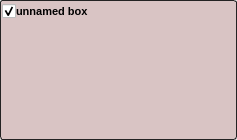
This is src/csapex/ui/box.ui in cogsys-tuebingen/csapex as Qt 5 draws it before an edit. The edited form follows.
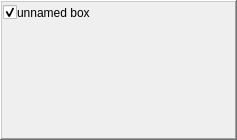
This is the edited form.

```diff
--- a/src/csapex/ui/box.ui
+++ b/src/csapex/ui/box.ui
@@ -22,42 +22,6 @@
    </property>
    <item>
     <widget class="QFrame" name="boxframe">
-     <property name="styleSheet">
-      <string notr="true">* {
-   font-size: 8pt;
-}
-
-QFrame#boxframe {
-	background-color: rgb(217, 196, 196);
-	border: 1px solid rgb(35, 35, 35);
-	border-radius: 3px;
-	outline-offset:5px;
-}
-QFrame#boxframe[content_minimized=&quot;true&quot;] {
-	background-color: rgb(238, 238, 238);
-}
-
-QFrame#boxframe[error=&quot;true&quot;] {
-	background-color: rgb(230, 50, 50);
-	border: 3px solid rgb(180, 0, 0);
-}
-
-QFrame#boxframe[warning=&quot;true&quot;] {
-	background-color: rgb(230, 180, 50);
-	border: 3px solid rgb(180, 60, 0);
-}
-
-QFrame#boxframe[highlight=&quot;true&quot;] {
-	border: 5px solid rgb(180, 60, 0) !important;
-}
-
-QFrame#boxframe[focused=&quot;true&quot;] {
-	border: 3px solid rgb(35, 35, 35);
-	outline-offset:3px;
-}
-QFrame#boxframe csapex--Connector {
-}</string>
-     </property>
      <property name="frameShape">
       <enum>QFrame::WinPanel</enum>
      </property>
@@ -112,12 +76,6 @@
           </item>
           <item>
            <widget class="QLabel" name="label">
-            <property name="styleSheet">
-             <string notr="true">QLabel {
-	font-size: 8pt;
-	font-weight: bold;
-}</string>
-            </property>
             <property name="text">
              <string>unnamed box</string>
             </property>
```
